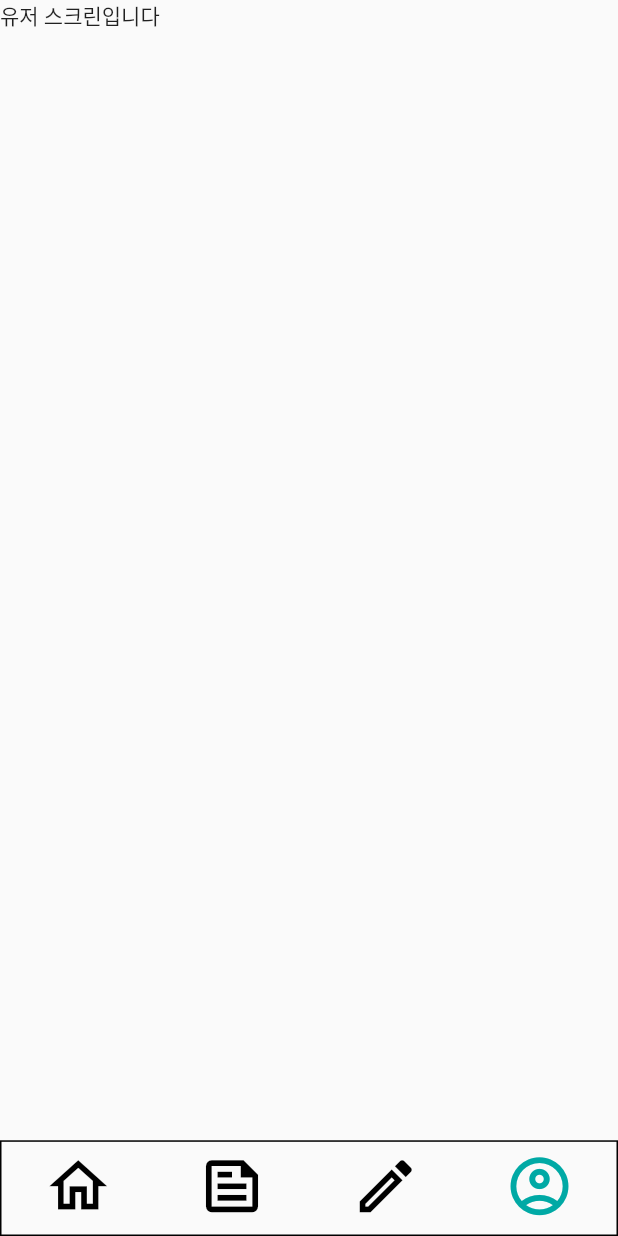
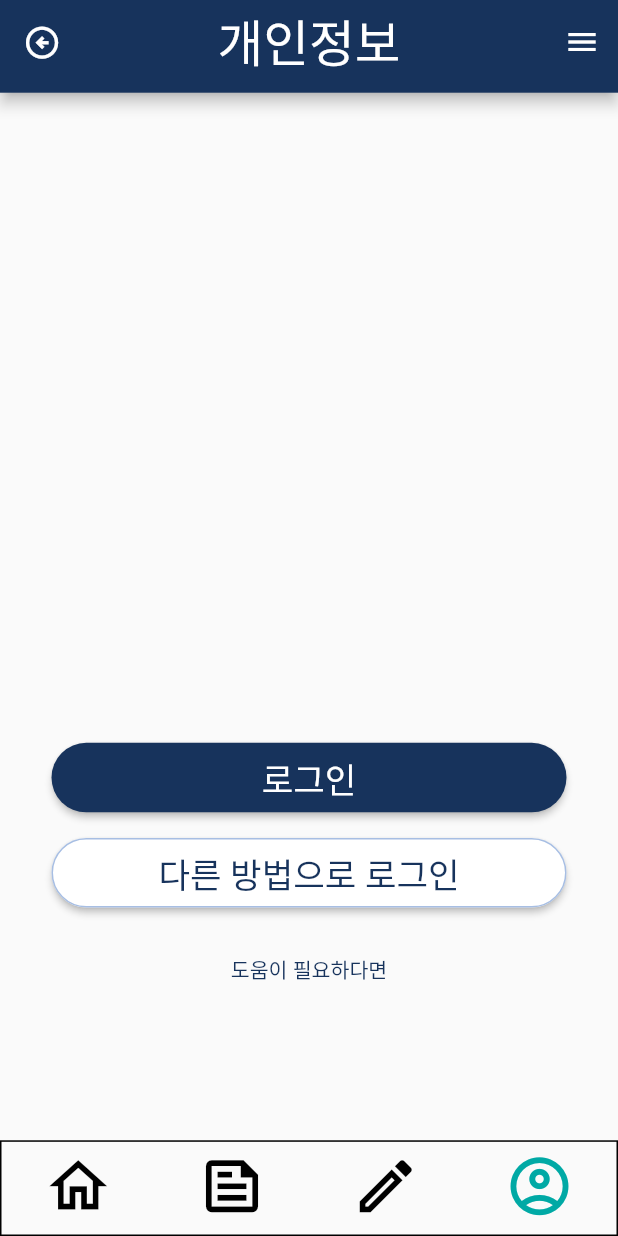
Before and after one commit to BSSMflat/BSSMflat-App, a Flutter app: the screen it shows after launch, item 4 of the bottom bar chosen, on a phone screen of 412 x 824 dp. Run offline on Flutter 3.47's test engine with Material 2 defaults, Android fonts, the phone set to English and light mode, and no system bars; our stand-ins replace flutter_screenutil.

Commit message:
[CREATE] 개인정보 페이지

```diff
--- a/lib/main.dart
+++ b/lib/main.dart
@@ -19,7 +19,7 @@ class MyApp extends StatelessWidget {
     return ScreenUtilInit(
         designSize: Size(360, 800),
         builder: (BuildContext context, Widget? child) => MaterialApp(
-              theme: ThemeData(primaryColor: Color(0xffE5E5E5)),
+              theme: ThemeData( primaryColor: Color(0xffE5E5E5)),
               title: 'BssmFlat',
               debugShowCheckedModeBanner: false,
               home: const DefaultTabController(
@@ -28,10 +28,10 @@ class MyApp extends StatelessWidget {
                     body: TabBarView(
                       physics: NeverScrollableScrollPhysics(),
                       children: [
-                        homeScreen(),
-                        studyPaperScreen(),
-                        wrongAnswerScreen(),
-                        userScreen()
+                        HomeScreen(),
+                        StudyPaperScreen(),
+                        WrongAnswerScreen(),
+                        UserScreen()
                       ],
                     ),
                     bottomNavigationBar: Bottom(),
--- a/lib/screen/home_screen.dart
+++ b/lib/screen/home_screen.dart
@@ -1,7 +1,9 @@
 import 'package:flutter/material.dart';
+import 'package:flutter_screenutil/flutter_screenutil.dart';
 
-class homeScreen extends StatelessWidget {
-  const homeScreen({ Key? key }) : super(key: key);
+
+class HomeScreen extends StatelessWidget {
+  const HomeScreen({ Key? key }) : super(key: key);
 
   @override
   Widget build(BuildContext context) {
--- a/lib/screen/studypaper_screen.dart
+++ b/lib/screen/studypaper_screen.dart
@@ -1,7 +1,9 @@
 import 'package:flutter/material.dart';
+import 'package:flutter_screenutil/flutter_screenutil.dart';
 
-class studyPaperScreen extends StatelessWidget {
-  const studyPaperScreen({ Key? key }) : super(key: key);
+
+class StudyPaperScreen extends StatelessWidget {
+  const StudyPaperScreen({ Key? key }) : super(key: key);
 
   @override
   Widget build(BuildContext context) {
--- a/lib/screen/user_screen.dart
+++ b/lib/screen/user_screen.dart
@@ -1,12 +1,105 @@
 import 'package:flutter/material.dart';
+import 'package:flutter_screenutil/flutter_screenutil.dart';
 
-class userScreen extends StatelessWidget {
-  const userScreen({ Key? key }) : super(key: key);
+class UserScreen extends StatelessWidget {
+  const UserScreen({Key? key}) : super(key: key);
 
   @override
   Widget build(BuildContext context) {
-    return Container(
-      child: Text("유저 스크린입니다"),
+    return const MaterialApp(
+      title: '개인정보',
+      debugShowCheckedModeBanner: false,
+      home: User(),
     );
   }
 }
+
+class User extends StatefulWidget {
+  const User({Key? key}) : super(key: key);
+
+  @override
+  State<User> createState() => _UserState();
+}
+
+class _UserState extends State<User> {
+  @override
+  Widget build(BuildContext context) {
+    return Scaffold(
+      appBar: PreferredSize(
+        preferredSize: Size.fromHeight(60.h),
+        child: AppBar(
+          backgroundColor: const Color(0xff17335C),
+          title: Text(
+            "개인정보",
+            style: TextStyle(fontSize: 29.sp),
+          ),
+          centerTitle: true,
+          leading: IconButton(
+            icon: const Icon(
+              Icons.arrow_circle_left_outlined,
+              color: Color(0xffFFFFFF),
+            ),
+            onPressed: null,
+            iconSize: 25.h,
+          ),
+          actions: const [
+            IconButton(
+                icon: Icon(
+                  Icons.menu,
+                  color: Color(0xffFFFFFF),
+                ),
+                onPressed: null),
+          ],
+        ),
+      ),
+      body: Center(
+        child: Column(
+          children: [
+            SizedBox(
+              height: 420.h,
+            ),
+            ElevatedButton(
+                onPressed: () {},
+                style: ElevatedButton.styleFrom(
+                    minimumSize: Size(300.w, 45.h),
+                    shape: RoundedRectangleBorder(
+                        borderRadius: BorderRadius.circular(30.h)),
+                    primary: const Color(0xff17335C)),
+                child: Text(
+                  "로그인",
+                  style: TextStyle(
+                      fontSize: 20.sp, color: const Color(0xffFFFFFF)),
+                )),
+            SizedBox(
+              height: 15.h,
+            ),
+            ElevatedButton(
+                onPressed: () {},
+                style: ElevatedButton.styleFrom(
+                    minimumSize: Size(300.w, 45.h),
+                    shape: RoundedRectangleBorder(
+                      borderRadius: BorderRadius.circular(30.h),
+                      side: BorderSide(color: Color(0xffA7BEE3)),
+                    ),
+                    primary: const Color(0xffFFFFFF)),
+                child: Text(
+                  "다른 방법으로 로그인",
+                  style: TextStyle(
+                      fontSize: 20.sp, color: const Color(0xff17335C)),
+                )),
+            SizedBox(
+              height: 16.h,
+            ),
+            TextButton(
+                onPressed: () {},
+                child: Text(
+                  "도움이 필요하다면",
+                  style: TextStyle(
+                      color: const Color(0xff17335C), fontSize: 12.sp),
+                ))
+          ],
+        ),
+      ),
+    );
+  }
+}
--- a/lib/screen/wrongnote_screen.dart
+++ b/lib/screen/wrongnote_screen.dart
@@ -1,7 +1,9 @@
 import 'package:flutter/material.dart';
+import 'package:flutter_screenutil/flutter_screenutil.dart';
 
-class wrongAnswerScreen extends StatelessWidget {
-  const wrongAnswerScreen({ Key? key }) : super(key: key);
+
+class WrongAnswerScreen extends StatelessWidget {
+  const WrongAnswerScreen({ Key? key }) : super(key: key);
 
   @override
   Widget build(BuildContext context) {
--- a/lib/widget/bottom_bar.dart
+++ b/lib/widget/bottom_bar.dart
@@ -6,9 +6,7 @@ class Bottom extends StatelessWidget {
 
   @override
   Widget build(BuildContext context) {
-    return ScreenUtilInit(
-      designSize: Size(360, 800),
-      builder: (BuildContext context, Widget? child) => Container(
+    return Container(
       decoration: BoxDecoration(
         border: Border.all(
           color: Colors.black, // red as border color
@@ -48,7 +46,6 @@ class Bottom extends StatelessWidget {
           ],
         ),
       ),
-      ),
     );
   }
 }
```
Lines whose indentation alone changed are shown as unchanged.
